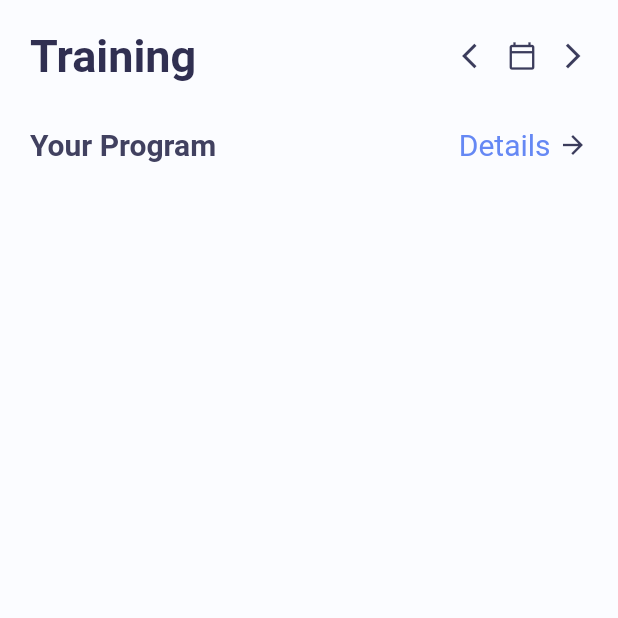
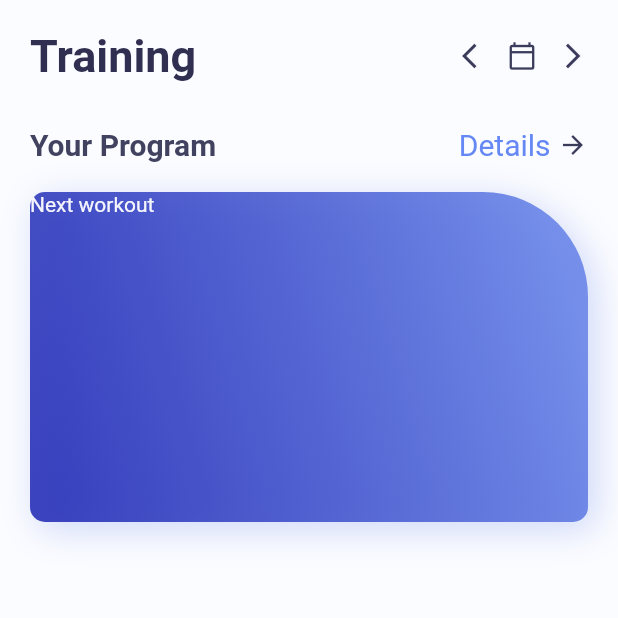
Before and after one commit to danialkhosrojerdi/video_player, a Flutter app: the screen it shows after launch, on a phone screen of 412 x 824 dp, the top half of it. Run offline on Flutter 3.47's test engine with Material 2 defaults, Android fonts, the phone set to English and light mode, and no system bars.

Commit message:
اضافه شدن قسمت اسلاید

```diff
--- a/lib/myHomePage.dart
+++ b/lib/myHomePage.dart
@@ -1,4 +1,5 @@
 import 'package:flutter/material.dart';
+
 import 'colors.dart' as color;
 
 class MyHomePage extends StatefulWidget {
@@ -83,11 +84,51 @@ class _MyHomePageState extends State<MyHomePage> {
                       color: color.AppColor.homePageIcons,
                     )
                   ],
+                ),
+                SizedBox(height: 20),
+                Container(
+                  width: MediaQuery.of(context).size.width,
+                  height: 220,
+                  decoration: BoxDecoration(
+                      gradient: LinearGradient(
+                        colors: [
+                          color.AppColor.gradientFirst.withOpacity(0.8),
+                          color.AppColor.gradientSecond.withOpacity(0.9)
+                        ],
+                        begin: Alignment.bottomLeft,
+                        end: Alignment.centerRight,
+                      ),
+                      borderRadius: BorderRadius.only(
+                        topLeft: Radius.circular(10),
+                        bottomLeft: Radius.circular(10),
+                        bottomRight: Radius.circular(10),
+                        topRight: Radius.circular(70),
+                      ),
+                      boxShadow: [
+                        BoxShadow(
+                          offset: Offset(5, 5),
+                          blurRadius: 20,
+                          color: color.AppColor.gradientSecond.withOpacity(0.3),
+                        )
+                      ]),
+                  child: Container(
+                    child: Column(
+                      crossAxisAlignment: CrossAxisAlignment.start,
+                      children: [
+                        Text(
+                          'Next workout',
+                          style: TextStyle(
+                              color: color.AppColor.homePageContainerTextSmall),
                         )
                       ],
                     ),
                   ),
-      )),
+                )
+              ],
+            ),
+          ),
+        ),
+      ),
     );
   }
 }
```
Lines whose indentation alone changed are shown as unchanged.
